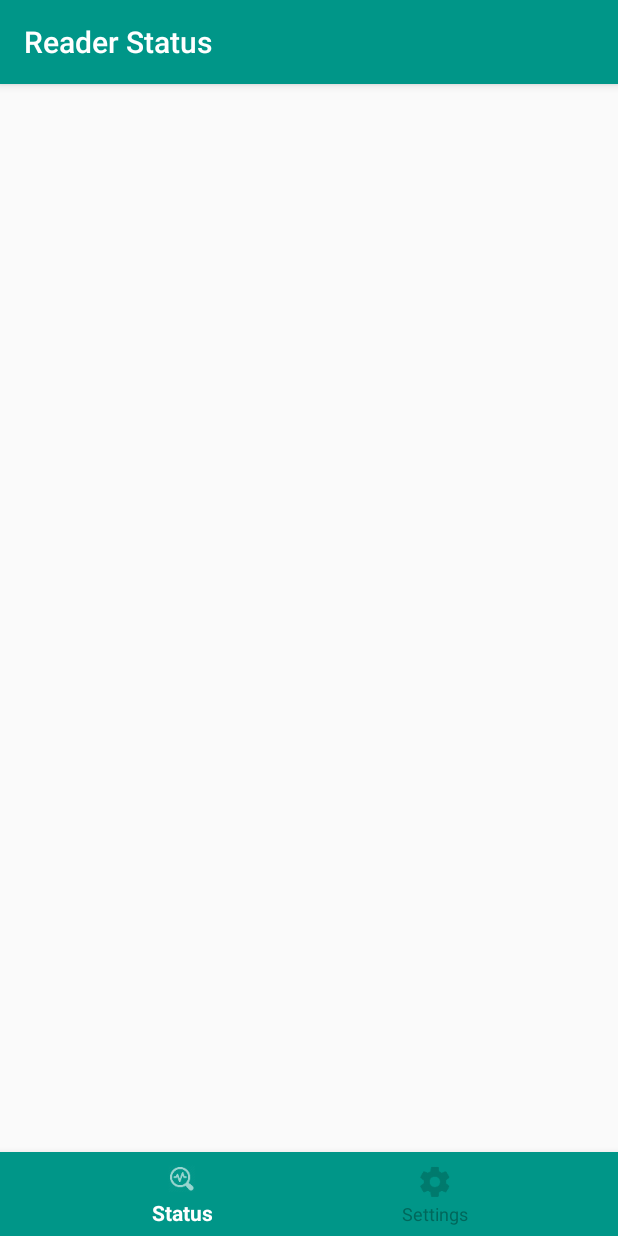
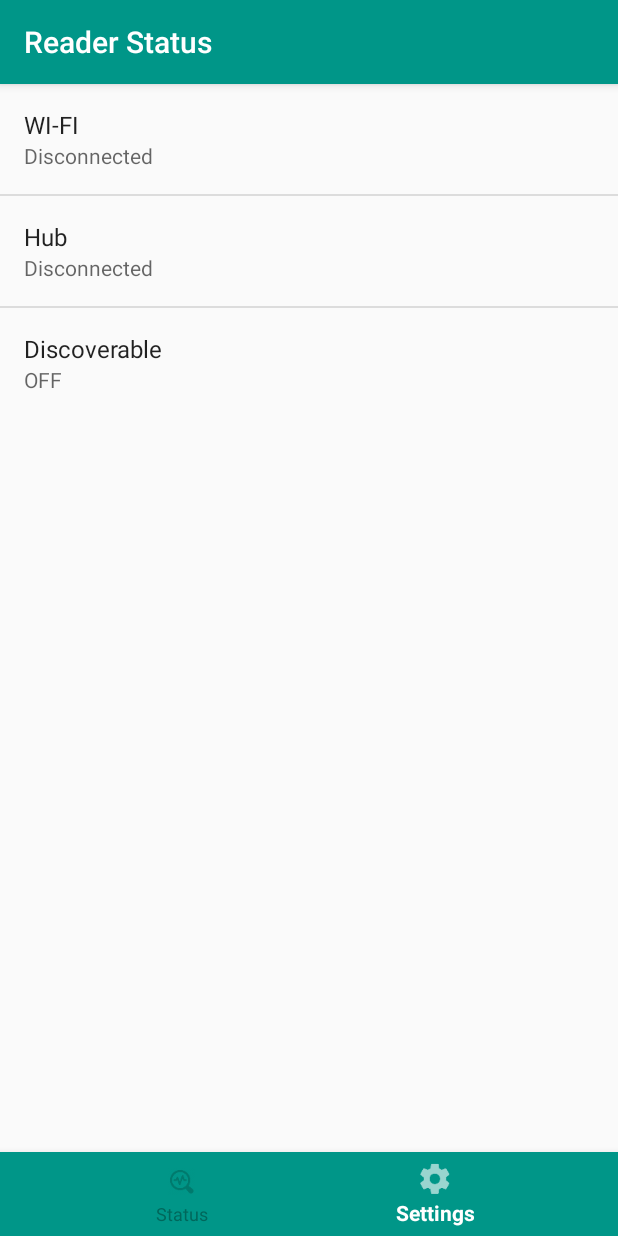
Before and after one commit to ContainerDroid/nfc-tracker, an Android app: the ReaderActivity screen opened directly, with no data from a screen before it, on a phone screen of 412 x 824 dp. Run offline under Robolectric (Android 15) with nearby library versions, the phone set to English and light mode, and no system bars.

Commit message:
reader: initial setup of settings fragment
Signed-off-by: Ioana Ciornei <ciorneiioana@gmail.com>

```diff
--- a/app/build.gradle
+++ b/app/build.gradle
@@ -23,6 +23,8 @@ dependencies {
     implementation 'com.android.support:appcompat-v7:26.1.0'
     implementation 'com.android.support.constraint:constraint-layout:1.0.2'
     implementation 'com.android.support:design:26.1.0'
+    implementation 'com.android.support:preference-v14:26.1.0'
+    implementation 'com.android.support:support-v4:26.1.0'
     testImplementation 'junit:junit:4.12'
     androidTestImplementation 'com.android.support.test:runner:1.0.1'
     androidTestImplementation 'com.android.support.test.espresso:espresso-core:3.0.1'
--- a/app/src/main/java/com/eden/apps/nfctracker/ReaderActivity.java
+++ b/app/src/main/java/com/eden/apps/nfctracker/ReaderActivity.java
@@ -1,7 +1,6 @@
 package com.eden.apps.nfctracker;
 
 import android.support.annotation.NonNull;
-import android.support.design.internal.BottomNavigationMenu;
 import android.support.design.widget.BottomNavigationView;
 import android.support.v7.app.AppCompatActivity;
 import android.os.Bundle;
@@ -44,6 +43,9 @@ public class ReaderActivity extends AppCompatActivity {
         });
 
         // set status page as the default one
-        mBottomNavigationView.getMenu().findItem(R.id.reader_action_status).setChecked(true);
+        mBottomNavigationView.getMenu().findItem(R.id.reader_action_settings).setChecked(true);
+        getFragmentManager().beginTransaction()
+                .replace(R.id.reader_fragment_placeholder, new ReaderSettingsFragment())
+                .commit();
     }
 }
--- /dev/null
+++ b/app/src/main/java/com/eden/apps/nfctracker/ReaderSettingsFragment.java
@@ -0,0 +1,25 @@
+package com.eden.apps.nfctracker;
+
+
+import android.os.Bundle;
+import android.preference.PreferenceFragment;
+import android.support.v4.app.Fragment;
+import android.view.LayoutInflater;
+import android.view.View;
+import android.view.ViewGroup;
+import android.widget.TextView;
+
+
+public class ReaderSettingsFragment extends PreferenceFragment {
+
+    public ReaderSettingsFragment() {
+        // Required empty public constructor
+    }
+
+    @Override
+    public void onCreate(Bundle savedInstanceState) {
+        super.onCreate(savedInstanceState);
+
+        addPreferencesFromResource(R.xml.reader_preferences);
+    }
+}
--- a/app/src/main/res/layout/activity_reader.xml
+++ b/app/src/main/res/layout/activity_reader.xml
@@ -5,6 +5,10 @@
     android:layout_width="match_parent"
     android:layout_height="match_parent"
     tools:context="com.eden.apps.nfctracker.ReaderActivity">
+
+    <RelativeLayout
+        android:layout_width="match_parent"
+        android:layout_height="match_parent">
 
         <android.support.v7.widget.Toolbar
             android:id="@+id/reader_toolbar"
@@ -15,6 +19,15 @@
             android:theme="@style/ToolBarStyle"
             app:popupTheme="@style/ThemeOverlay.AppCompat.Dark.ActionBar"/>
 
+
+        <FrameLayout
+            android:layout_below="@+id/reader_toolbar"
+            android:id="@+id/reader_fragment_placeholder"
+            android:layout_width="match_parent"
+            android:layout_height="wrap_content">
+        </FrameLayout>
+
+    </RelativeLayout>
 
     <android.support.design.widget.BottomNavigationView
         android:id="@+id/reader_bottom_navigation"
--- a/app/src/main/res/values/strings.xml
+++ b/app/src/main/res/values/strings.xml
@@ -1,5 +1,12 @@
 <resources>
     <string name="app_name">EDEN NFC Tracker</string>
+
+    <!--  General Strings -->
+    <string name="disconnected">Disconnected</string>
+    <string name="off">OFF</string>
+    <string name="on">ON</string>
+    <string name="not_set">Not set</string>
+
 
     <!--  Welcome Page Strings -->
     <string name="welcome_tagline">A better way to track your things.</string>
@@ -14,4 +21,18 @@
     <string name="reader_text_settings">Settings</string>
     <string name="reader_text_status">Status</string>
 
+    <string name="reader_settings_wifi">WI-FI</string>
+
+    <string name="reader_settings_hub">Hub</string>
+    <string name="reader_settings_hub_connected">Connected to hub</string>
+    <string name="reader_settings_hub_available">Available Hubs</string>
+
+    <string name="reader_settings_discoverable">Discoverable</string>
+    <string name="reader_settings_discoverable_name">Reader Name</string>
+    <string name="reader_settings_discoverable_check_summary">Make your device discoverable</string>
+    <string name="reader_settings_discoverable_check_title">Discoverable</string>
+
+    <!-- TODO: Remove or change this placeholder text -->
+    <string name="hello_blank_fragment">Hello blank fragment</string>
+
 </resources>
--- /dev/null
+++ b/app/src/main/res/xml/reader_preferences.xml
@@ -0,0 +1,43 @@
+<?xml version="1.0" encoding="utf-8"?>
+<PreferenceScreen xmlns:android="http://schemas.android.com/apk/res/android">
+
+    <Preference
+        android:title="@string/reader_settings_wifi"
+        android:summary="@string/disconnected"/>
+
+
+    <PreferenceScreen
+        android:title="@string/reader_settings_hub"
+        android:summary="@string/disconnected">
+
+        <PreferenceCategory
+            android:title="@string/reader_settings_hub_connected">
+
+        </PreferenceCategory>
+
+        <PreferenceCategory
+            android:title="@string/reader_settings_hub_available">
+
+        </PreferenceCategory>
+
+    </PreferenceScreen>
+
+
+    <PreferenceScreen
+        android:title="@string/reader_settings_discoverable"
+        android:summary="@string/off">
+
+        <EditTextPreference
+            android:title="@string/reader_settings_discoverable_name"
+            android:summary="@string/not_set"/>
+
+        <SwitchPreference
+            android:title="@string/reader_settings_discoverable_check_title"
+            android:summary="@string/reader_settings_discoverable_check_summary"
+            android:defaultValue="false" />
+
+    </PreferenceScreen>
+
+
+
+</PreferenceScreen>
```
Lines whose indentation alone changed are shown as unchanged.
